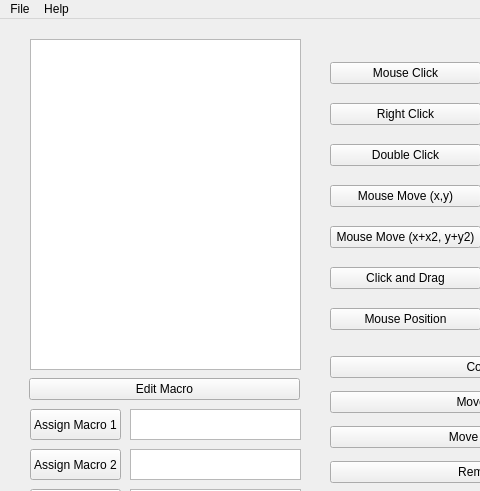
Before: the Qt Designer form Interfaces/MacrosUIMk4.ui in Frodorossi/Macro-Program, drawn with Qt 5; both pictures show x 0 to 480 and y 0 to 491 of the 947 by 600 pixel window.
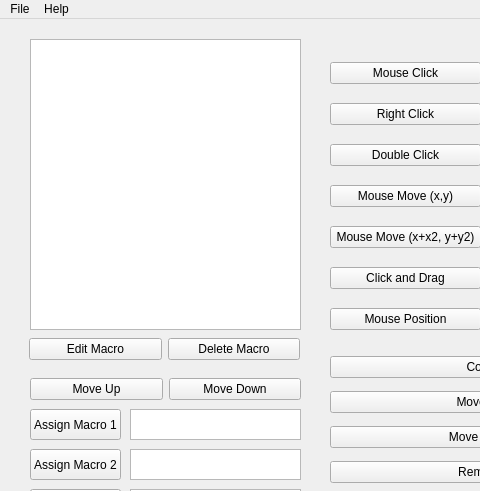
After: the same form once the commit is applied.

Commit message:
MK4 threading, multiple macros, and reorganization update
Added threading to let the ui stay accessible while macro is armed.
Added capability to have multiple macros ready at one time.
Added a master list and organization for future upgrades

```diff
--- a/Interfaces/MacrosUIMk4.ui
+++ b/Interfaces/MacrosUIMk4.ui
@@ -257,7 +257,7 @@
       <x>30</x>
       <y>20</y>
       <width>271</width>
-      <height>331</height>
+      <height>291</height>
      </rect>
     </property>
    </widget>
@@ -357,7 +357,7 @@
     <property name="geometry">
      <rect>
       <x>29</x>
-      <y>350</y>
+      <y>310</y>
       <width>271</width>
       <height>41</height>
      </rect>
@@ -367,6 +367,39 @@
       <widget class="QPushButton" name="bEditMacro">
        <property name="text">
         <string>Edit Macro</string>
+       </property>
+      </widget>
+     </item>
+     <item>
+      <widget class="QPushButton" name="bDeleteMacro">
+       <property name="text">
+        <string>Delete Macro</string>
+       </property>
+      </widget>
+     </item>
+    </layout>
+   </widget>
+   <widget class="QWidget" name="horizontalLayoutWidget_3">
+    <property name="geometry">
+     <rect>
+      <x>30</x>
+      <y>350</y>
+      <width>271</width>
+      <height>41</height>
+     </rect>
+    </property>
+    <layout class="QHBoxLayout" name="horizontalLayout_3">
+     <item>
+      <widget class="QPushButton" name="bMasterMoveUp">
+       <property name="text">
+        <string>Move Up</string>
+       </property>
+      </widget>
+     </item>
+     <item>
+      <widget class="QPushButton" name="bMasterMoveDown">
+       <property name="text">
+        <string>Move Down</string>
        </property>
       </widget>
      </item>
```
Left out of the diff: 2 changed lines with no effect on the pictures. The commit also changes 1 other file.
